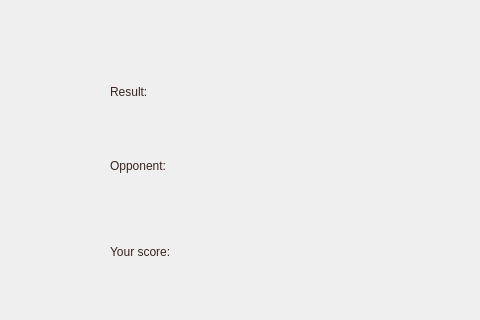
Old version of the form each_game_history.ui in the repository Mahrokh-M/SkullKing_Never-Executable_7; both pictures show x 0 to 480 and y 0 to 320 of the 570 by 439 pixel window.
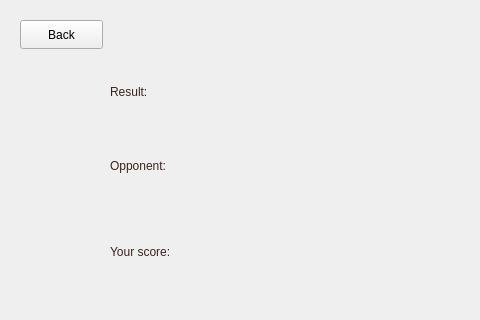
New version of the form. Icons and pictures are not drawn.

Commit message: Add back button, add scrollbar to history ui

```diff
--- a/each_game_history.ui
+++ b/each_game_history.ui
@@ -166,6 +166,19 @@
     <string>Result:</string>
    </property>
   </widget>
+  <widget class="QPushButton" name="pushButton_back">
+   <property name="geometry">
+    <rect>
+     <x>20</x>
+     <y>20</y>
+     <width>83</width>
+     <height>29</height>
+    </rect>
+   </property>
+   <property name="text">
+    <string>Back</string>
+   </property>
+  </widget>
  </widget>
  <resources/>
  <connections/>
```
The commit also changes 5 other files.
